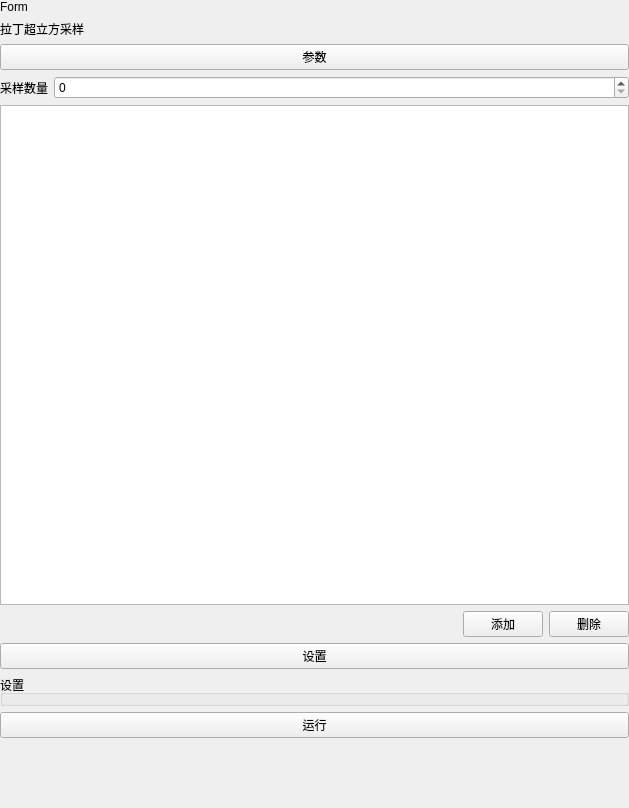
The window that plugins/Base_SurrogateModel/LatinHypercubeSampling.ui (asd977/base_cae) describes before a commit, drawn with Qt 5.
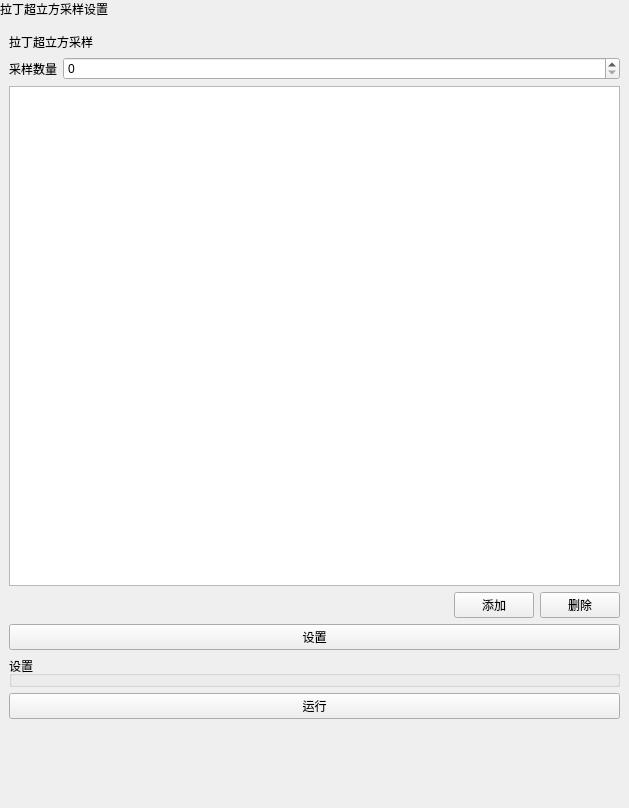
The same window after the commit.

```diff
--- a/plugins/Base_SurrogateModel/LatinHypercubeSampling.ui
+++ b/plugins/Base_SurrogateModel/LatinHypercubeSampling.ui
@@ -27,12 +27,35 @@
     <number>0</number>
    </property>
       <item>
-    <widget class="QLabel" name="pageNameLabel">
+    <widget class="QLabel" name="pageHeaderLabel">
+     <property name="sizePolicy">
+      <sizepolicy hsizetype="Preferred" vsizetype="Fixed">
+       <horstretch>0</horstretch>
+       <verstretch>0</verstretch>
+      </sizepolicy>
+     </property>
      <property name="text">
-      <string>Form</string>
+      <string>拉丁超立方采样设置</string>
      </property>
     </widget>
    </item>
+   <item>
+    <layout class="QVBoxLayout" name="contentLayout">
+     <property name="leftMargin">
+      <number>9</number>
+     </property>
+     <property name="topMargin">
+      <number>9</number>
+     </property>
+     <property name="rightMargin">
+      <number>9</number>
+     </property>
+     <property name="bottomMargin">
+      <number>9</number>
+     </property>
+     <property name="spacing">
+      <number>6</number>
+     </property>
 <item>
     <widget class="QLabel" name="label">
      <property name="sizePolicy">
@@ -46,13 +69,6 @@
      </property>
     </widget>
    </item>
-   <item>
-    <widget class="QPushButton" name="sectionTitleButton">
-     <property name="text">
-      <string>参数</string>
-     </property>
-    </widget>
-   </item>
    <item>
     <layout class="QHBoxLayout" name="horizontalLayout">
      <item>
@@ -69,7 +85,14 @@
       </widget>
      </item>
      <item>
-      <widget class="QSpinBox" name="numSpinBox" />
+        <widget class="QSpinBox" name="numSpinBox">
+         <property name="minimumSize">
+          <size>
+           <width>10</width>
+           <height>0</height>
+          </size>
+         </property>
+        </widget>
      </item>
     </layout>
    </item>
@@ -83,10 +106,13 @@
      </property>
      <property name="minimumSize">
       <size>
-       <width>0</width>
+         <width>10</width>
        <height>500</height>
       </size>
      </property>
+       <attribute name="horizontalHeaderStretchLastSection">
+        <bool>true</bool>
+       </attribute>
     </widget>
    </item>
    <item>
@@ -159,6 +185,8 @@
       </size>
      </property>
     </spacer>
+     </item>
+    </layout>
    </item>
   </layout>
  </widget>
```
Left out of the diff: 2 changed lines with no effect on the pictures. Lines whose indentation alone changed are shown as unchanged.
